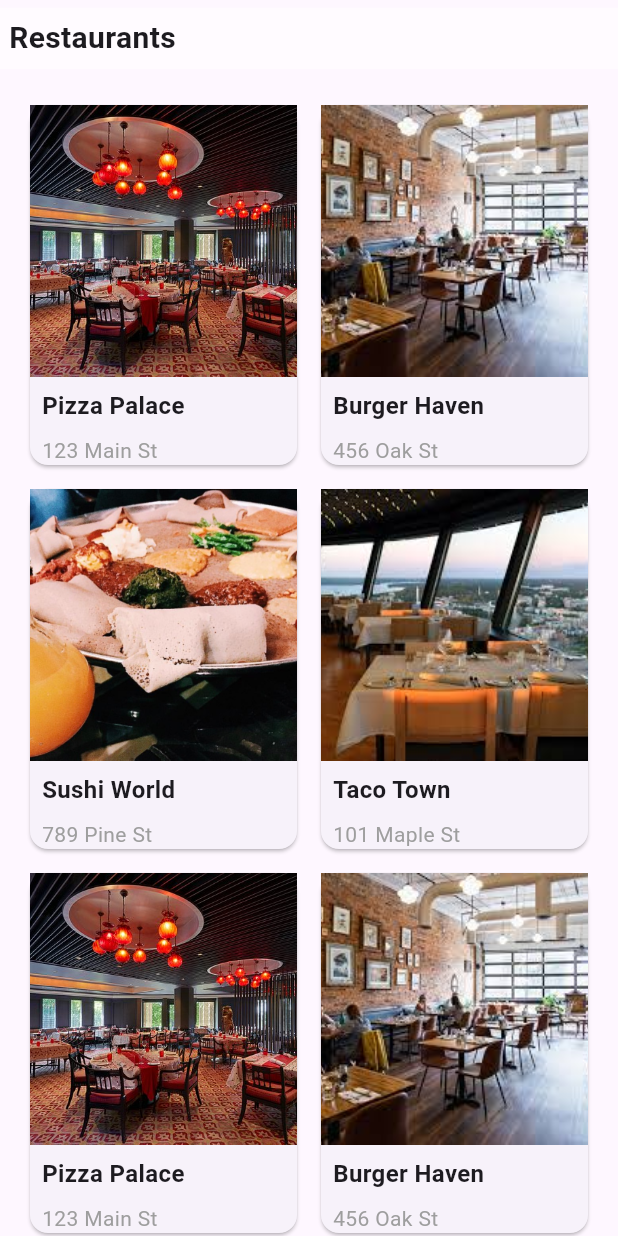
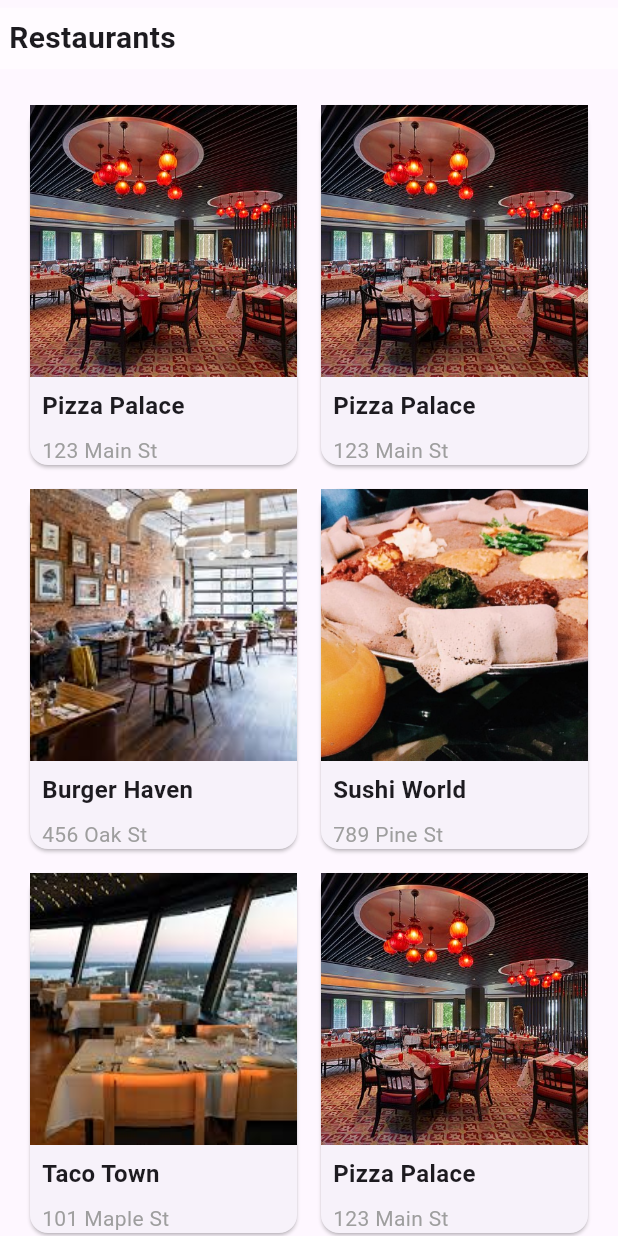
Before and after one commit to Hamza2679/Time-D, a Flutter app: the FoodPage screen opened directly, on a phone screen of 412 x 824 dp. Run offline on Flutter 3.47's test engine with Material 3 defaults, Android fonts, the phone set to English and light mode, and no system bars; our stand-ins replace bloc, country_picker, equatable, firebase_auth, firebase_core, flutter_bloc and 2 more; missing offline and left inert: jwt_decode; accounts and stored records are empty.

Commit message:
update data.dart

```diff
--- a/lib/fetures/common/data.dart
+++ b/lib/fetures/common/data.dart
@@ -9,6 +9,25 @@ List<Map<String, dynamic>> categories = [
 ];
 
 List<Map<String, dynamic>> restaurants = [
+  {
+    "image": "assets/restaurant1.jpg",
+    "name": "Pizza Palace",
+    "address": "123 Main St",
+    "menu": [
+      {"image": "assets/sushi.jpg", "name": "Spicy Tuna Roll", "price": "\$7.99"},
+      {"image": "assets/burger.jpg", "name": "Beef burger", "price": "\$3.99"},
+      {"image": "assets/checolat.jpg", "name": "iced chocolat", "price": "\$7.99"},
+      {"image": "assets/fruit.jpg", "name": "Beef burger", "price": "\$3.99"},
+      {"image": "assets/offer1.jpg", "name": "Spicy Tuna Roll", "price": "\$7.99"},
+      {"image": "assets/offer2.jpg", "name": "Beef burger", "price": "\$3.99"},
+      {"image": "assets/offer3.jpg", "name": "iced chocolat", "price": "\$7.99"},
+      {"image": "assets/offer4.jpg", "name": "Beef burger", "price": "\$3.99"},
+      {"image": "assets/pizza.jpg", "name": "Spicy Tuna Roll", "price": "\$7.99"},
+      {"image": "assets/shawarma.jpg", "name": "Beef burger", "price": "\$3.99"},
+      {"image": "assets/strobery.jpg", "name": "iced chocolat", "price": "\$7.99"},
+      {"image": "assets/fruit.jpg", "name": "Beef burger", "price": "\$3.99"},
+    ],
+  },
   {
     "image": "assets/restaurant1.jpg",
     "name": "Pizza Palace",
```
